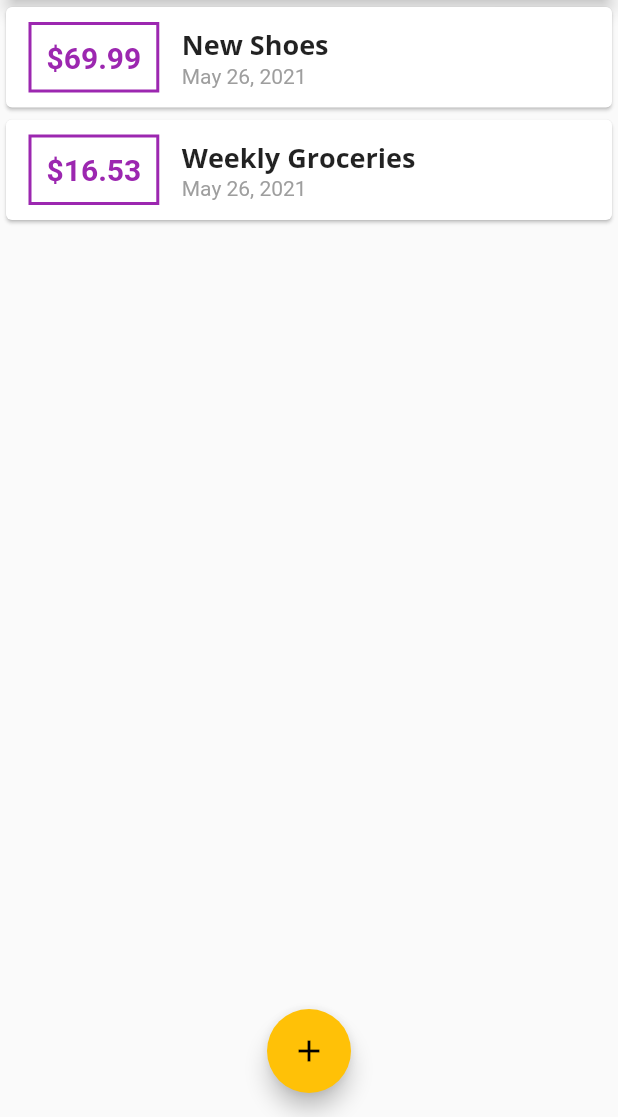
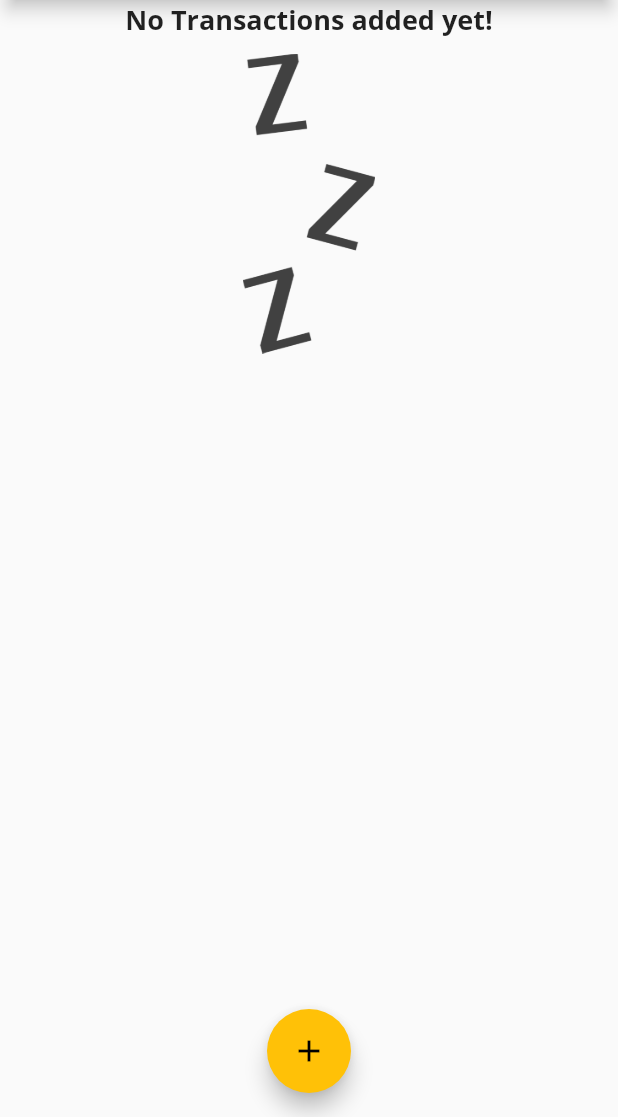
Before and after one commit to chrisd666/personal-expenses-app, a Flutter app: the screen it shows after launch, on a phone screen of 412 x 824 dp, the part 119-1236 px from its top. Run offline on Flutter 3.47's test engine with Material 2 defaults, Android fonts, the phone set to English and light mode, and no system bars.

Commit message:
looping through lists

```diff
--- a/lib/main.dart
+++ b/lib/main.dart
@@ -45,13 +45,13 @@ class MyHomePage extends StatefulWidget {
 
 class _MyHomePageState extends State<MyHomePage> {
   final List<Transaction> _userTransactions = [
-    Transaction(
-        id: 't1', title: 'New Shoes', amount: 69.99, date: DateTime.now()),
-    Transaction(
-        id: 't2',
-        title: 'Weekly Groceries',
-        amount: 16.53,
-        date: DateTime.now()),
+    // Transaction(
+    //     id: 't1', title: 'New Shoes', amount: 69.99, date: DateTime.now()),
+    // Transaction(
+    //     id: 't2',
+    //     title: 'Weekly Groceries',
+    //     amount: 16.53,
+    //     date: DateTime.now()),
   ];
 
   void _addNewTransaction(String title, double amount) {
--- a/lib/widgets/transaction_list.dart
+++ b/lib/widgets/transaction_list.dart
@@ -11,7 +11,25 @@ class TransactionList extends StatelessWidget {
   Widget build(BuildContext context) {
     return Container(
       height: 300,
-      child: ListView.builder(
+      child: transactions.isEmpty
+          ? Column(
+              children: [
+                Text(
+                  'No Transactions added yet!',
+                  style: Theme.of(context).textTheme.headline6,
+                ),
+                SizedBox(
+                  height: 10,
+                ),
+                Container(
+                    height: 200,
+                    child: Image.asset(
+                      'assets/images/waiting.png',
+                      fit: BoxFit.cover,
+                    ))
+              ],
+            )
+          : ListView.builder(
               itemBuilder: (ctx, index) {
                 return Card(
                     child: Row(children: [
--- a/pubspec.yaml
+++ b/pubspec.yaml
@@ -45,8 +45,8 @@ flutter:
   uses-material-design: true
 
   # To add assets to your application, add an assets section, like this:
-  # assets:
-  #   - images/a_dot_burr.jpeg
+  assets:
+    - assets/images/waiting.png
   #   - images/a_dot_ham.jpeg
 
   # An image asset can refer to one or more resolution-specific "variants", see
```
Also changed, not shown: lib/widgets/chart.dart (added, +36 -0 lines), assets/images/waiting.png (added). Lines whose indentation alone changed are shown as unchanged.
